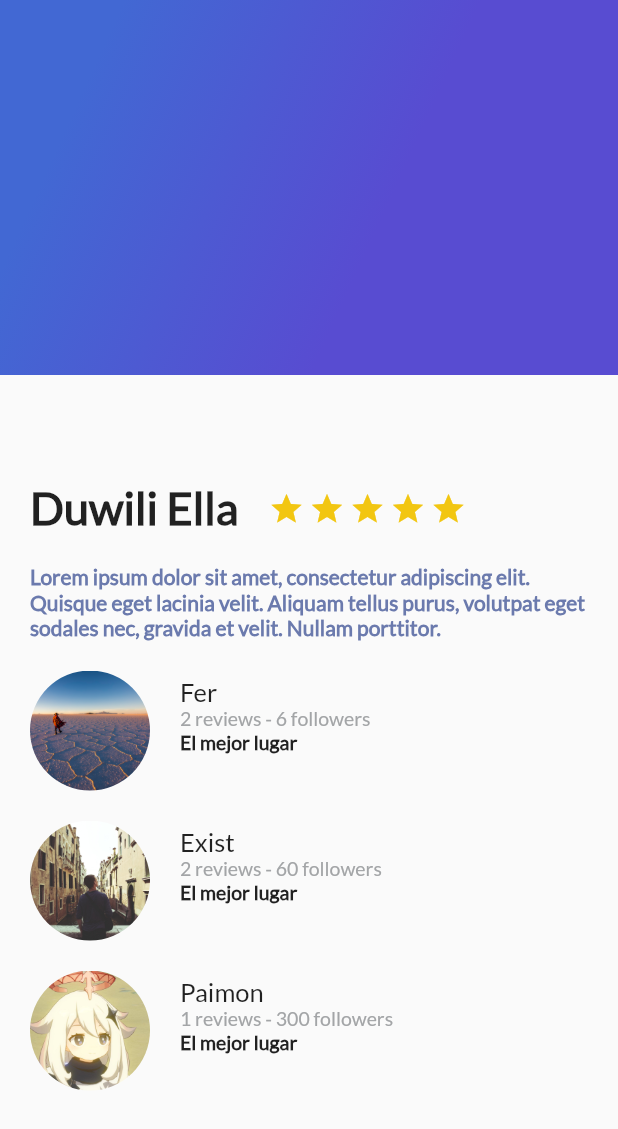
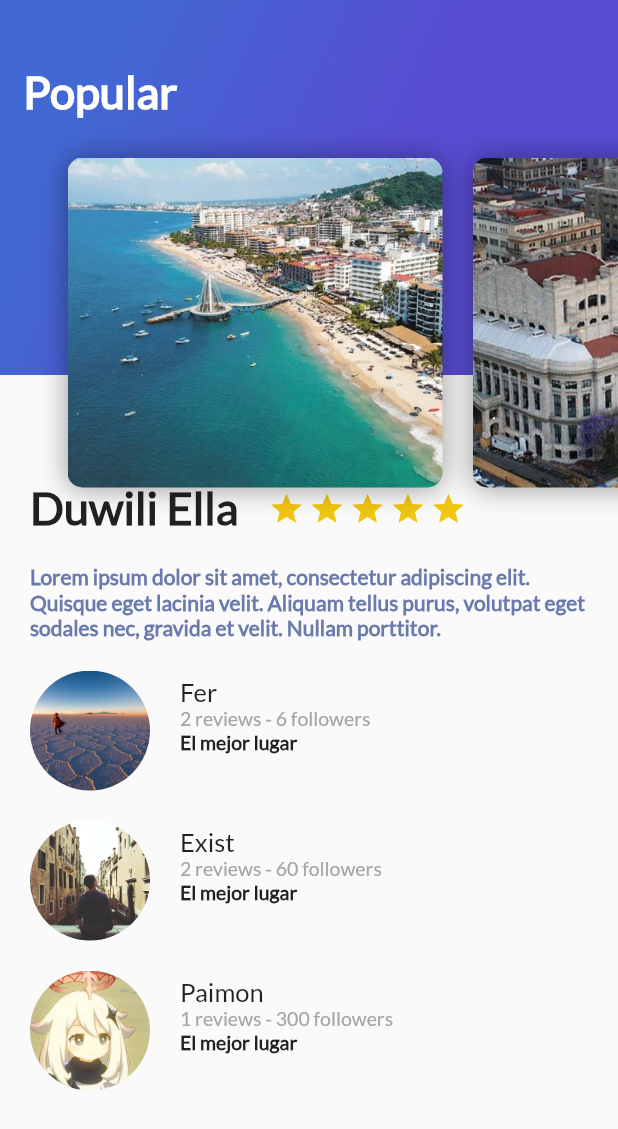
Before and after one commit to GregVaz/flutter-course, a Flutter app: the screen it shows after launch, on a phone screen of 412 x 824 dp. Shown: the top 1129 px of the screen. Run offline on Flutter 3.47's test engine with Material 2 defaults, Android fonts, the phone set to English and light mode, and no system bars.

Commit message:
feat: create card image list as header

```diff
--- /dev/null
+++ b/trips_app/lib/card_image_list.dart
@@ -0,0 +1,22 @@
+import 'package:flutter/material.dart';
+import 'cart_image.dart';
+class CardImageList extends StatelessWidget {
+
+  @override
+  Widget build(BuildContext context) {
+    return Container(
+      height: 350.0,
+      child: ListView(
+        padding: EdgeInsets.all(25.0),
+        scrollDirection: Axis.horizontal,
+        children: [
+          CardImage("assets/img/beach.jpg"),
+          CardImage("assets/img/city.jpg"),
+          CardImage("assets/img/ground.jpg"),
+          CardImage("assets/img/rocks.jpg"),
+        ],
+      ),
+    );
+  }
+
+}
--- /dev/null
+++ b/trips_app/lib/cart_image.dart
@@ -0,0 +1,36 @@
+import 'package:flutter/material.dart';
+
+class CardImage extends StatelessWidget {
+
+  String pathImage = 'assets/img/beach.jpg';
+
+  CardImage(this.pathImage);
+
+  @override
+  Widget build(BuildContext context) {
+    final card = Container(
+      height: 350.0,
+      width: 250.0,
+      margin: EdgeInsets.only(
+        top: 80.0,
+        left: 20.0,
+      ),
+      decoration: BoxDecoration(
+          image: DecorationImage(
+            fit: BoxFit.cover,
+            image: AssetImage(pathImage),
+          ),
+          borderRadius: BorderRadius.all(Radius.circular(10.0)),
+          boxShadow: <BoxShadow>[
+            BoxShadow(
+              color: Colors.black38,
+              blurRadius: 15.0,
+              offset: Offset(0.0, 0.7),
+            ),
+          ]
+      ),
+    );
+
+    return card;
+  }
+}
--- a/trips_app/lib/gradient_background.dart
+++ b/trips_app/lib/gradient_background.dart
@@ -1,6 +1,10 @@
 import 'package:flutter/material.dart';
 
 class GradientBackground extends StatelessWidget {
+  String title = "Popular";
+
+  GradientBackground(this.title);
+
   @override
   Widget build(BuildContext context) {
     return Container(
@@ -17,6 +21,16 @@ class GradientBackground extends StatelessWidget {
           tileMode: TileMode.clamp,
         ),
       ),
+      child: Text(
+        title,
+        style: TextStyle(
+          color: Colors.white,
+          fontSize: 30.0,
+          fontFamily: 'Lato',
+          fontWeight: FontWeight.bold,
+        ),
+      ),
+      alignment: Alignment(-0.9, -0.6),
     );
   }
 }
--- /dev/null
+++ b/trips_app/lib/header.dart
@@ -0,0 +1,15 @@
+import 'package:flutter/material.dart';
+import 'gradient_background.dart';
+import 'card_image_list.dart';
+
+class Header extends StatelessWidget {
+  @override
+  Widget build(BuildContext context) {
+    return Stack(
+      children: [
+        GradientBackground("Popular"),
+        CardImageList(),
+      ],
+    );
+  }
+}
--- a/trips_app/lib/main.dart
+++ b/trips_app/lib/main.dart
@@ -1,7 +1,7 @@
 import 'package:flutter/material.dart';
 import 'description_place.dart';
 import 'review_list.dart';
-import 'gradient_background.dart';
+import 'header.dart';
 
 void main() {
   runApp(const MyApp());
@@ -35,10 +35,10 @@ class MyApp extends StatelessWidget {
                 children: [
                   DescriptionPlace("Duwili Ella", 4,
                       "Lorem ipsum dolor sit amet, consectetur adipiscing elit. Quisque eget lacinia velit. Aliquam tellus purus, volutpat eget sodales nec, gravida et velit. Nullam porttitor."),
-                  ReviewList(),
+                  const ReviewList(),
                 ],
               ),
-              GradientBackground(),
+              Header(),
             ],
           ),
         ));
--- a/trips_app/lib/review_list.dart
+++ b/trips_app/lib/review_list.dart
@@ -10,11 +10,11 @@ class ReviewList extends StatelessWidget {
     return Column(
       crossAxisAlignment: CrossAxisAlignment.start,
       children: [
-        Review("assets/images/traveler.jpg", "Fer", "2 reviews - 6 followers",
+        Review("assets/img/traveler.jpg", "Fer", "2 reviews - 6 followers",
             "El mejor lugar"),
-        Review("assets/images/traveler2.jpg", "Exist",
+        Review("assets/img/traveler2.jpg", "Exist",
             "2 reviews - 60 followers", "El mejor lugar"),
-        Review("assets/images/traveler3.jpg", "Paimon",
+        Review("assets/img/traveler3.jpg", "Paimon",
             "1 reviews - 300 followers", "El mejor lugar"),
       ],
     );
--- a/trips_app/pubspec.yaml
+++ b/trips_app/pubspec.yaml
@@ -57,8 +57,8 @@ flutter:
 
   # To add assets to your application, add an assets section, like this:
   # assets:
-  #   - images/a_dot_burr.jpeg
-  #   - images/a_dot_ham.jpeg
+  #   - img/a_dot_burr.jpeg
+  #   - img/a_dot_ham.jpeg
 
   # An image asset can refer to one or more resolution-specific "variants", see
   # https://flutter.dev/assets-and-images/#resolution-aware.
@@ -86,7 +86,7 @@ flutter:
   # For details regarding fonts from package dependencies,
   # see https://flutter.dev/custom-fonts/#from-packages
   assets:
-    - assets/images/
+    - assets/img/
 
   fonts:
     - family: Lato
```
Also changed, not shown: trips_app/assets/img/beach.jpg (added), trips_app/assets/img/city.jpg (added), trips_app/assets/img/ground.jpg (renamed from trips_app/assets/images/traveler.jpg), trips_app/assets/img/rocks.jpg (added), trips_app/assets/img/traveler.jpg (added), trips_app/assets/img/traveler2.jpg (renamed from trips_app/assets/images/traveler2.jpg), trips_app/assets/img/traveler3.jpg (renamed from trips_app/assets/images/traveler3.jpg).
